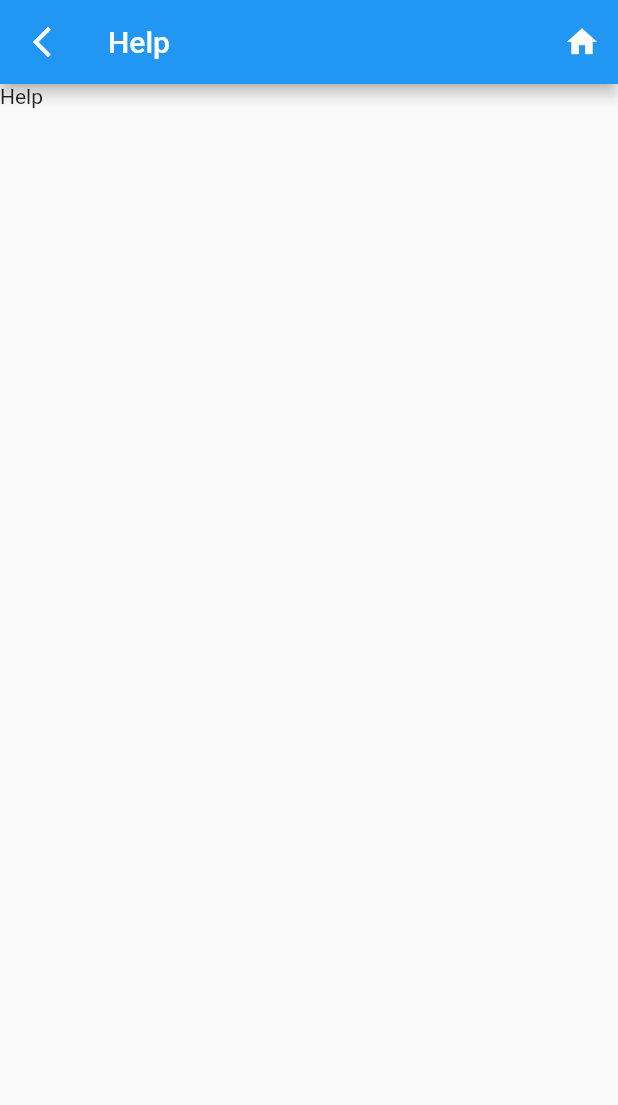
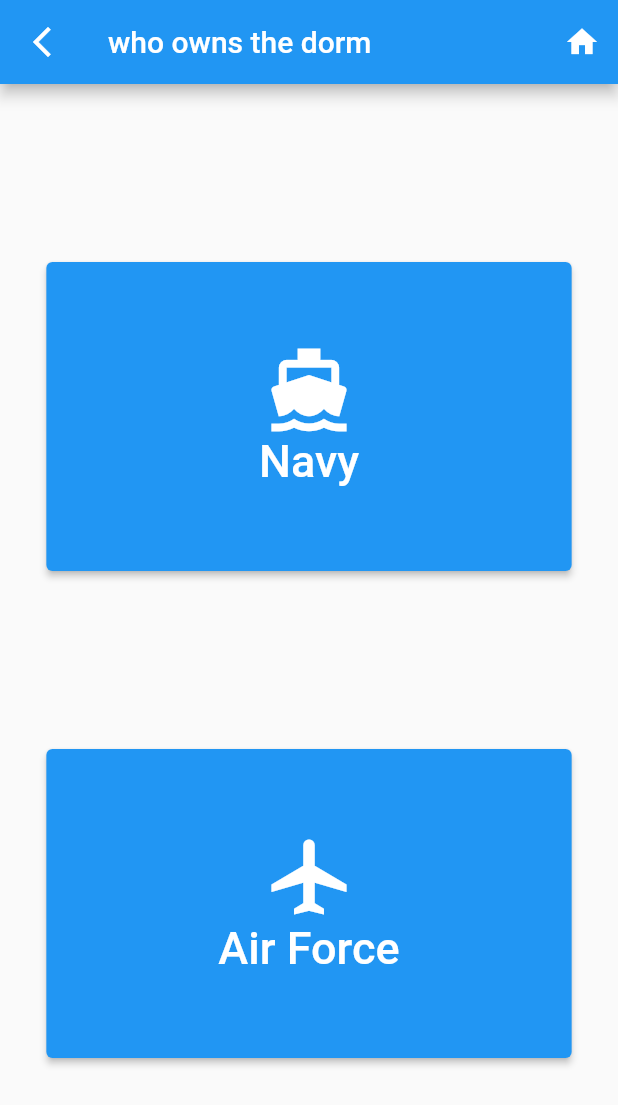
Before and after one commit to Aaron-m-ram/Flutter-Dormitory, a Flutter app: the screen it shows after launch, after a tap on "Help", on a phone screen of 412 x 824 dp. Shown: the top 1105 px of the screen. Run offline on Flutter 3.47's test engine with Material 2 defaults, Android fonts, the phone set to English and light mode, and no system bars.

Commit message:
Dorm Navy vs AF
made the choice page where you choose either navy or air force

```diff
--- a/flutter_dorm/lib/help.dart
+++ b/flutter_dorm/lib/help.dart
@@ -1,5 +1,7 @@
 import 'package:flutter/material.dart';
 import 'package:flutter_dorm/main.dart';
+
+import 'package:flutter_dorm/resources.dart';
 
 class Help extends StatefulWidget {
   const Help({super.key});
@@ -11,9 +13,11 @@
 class _HelpState extends State<Help> {
   @override
   Widget build(BuildContext context) {
+    double deviceWidth = MediaQuery.of(context).size.width;
+    double deviceHeight = MediaQuery.of(context).size.height;
     return Scaffold(
         appBar: AppBar(
-        title: const Text("Help"),
+          title: const Text("who owns the dorm"),
           automaticallyImplyLeading: false,
           leading: IconButton(
             onPressed: () {
@@ -25,14 +29,71 @@
             IconButton(
                 onPressed: () {
                   Navigator.pop(context, true);
-                Navigator.pushReplacement(context,
-                    MaterialPageRoute(builder: (context) => const RootPage()));
+                  Navigator.pushReplacement(
+                      context,
+                      MaterialPageRoute(
+                          builder: (context) => const RootPage()));
                   //debugPrint('I wanna got hooooommmmemeee');
                 },
                 icon: const Icon(Icons.home))
           ],
         ),
-      body: Text('Help'),
+        body: Center(
+          child: Column(
+              mainAxisAlignment: MainAxisAlignment.spaceAround,
+              children: [
+                const Spacer(),
+                ElevatedButton(
+                    style: ElevatedButton.styleFrom(
+                      minimumSize: Size(deviceWidth * .85, deviceHeight * .25),
+                    ),
+                    onPressed: () {
+                      //launchUrl(urlMaintx);
+                      debugPrint("You pressed maintx");
+                    },
+                    child: Column(
+                      children: const [
+                        Icon(
+                          Icons.directions_boat,
+                          size: 60,
+                        ),
+                        Text(
+                          'Navy',
+                          style: TextStyle(fontSize: 30),
+                        ),
+                      ],
+                    )),
+                const Spacer(),
+                ElevatedButton(
+                  style: ElevatedButton.styleFrom(
+                    minimumSize: Size(deviceWidth * .85, deviceHeight * .25),
+                    //padding: const EdgeInsets.all(100.0),
+                  ),
+                  onPressed: () {
+                    Navigator.of(context).push(
+                      MaterialPageRoute(
+                        builder: (BuildContext context) {
+                          return const Resources();
+                        },
+                      ),
                     );
+                    debugPrint("You pressed Resources");
+                  },
+                  child: Column(
+                    children: const [
+                      Icon(
+                        Icons.airplanemode_active,
+                        size: 60,
+                      ),
+                      Text(
+                        'Air Force',
+                        style: TextStyle(fontSize: 30),
+                      ),
+                    ],
+                  ), /* */
+                ),
+                const Spacer(),
+              ]),
+        ));
   }
 }
--- a/flutter_dorm/lib/main.dart
+++ b/flutter_dorm/lib/main.dart
@@ -50,7 +50,7 @@
         onDestinationSelected: (int index) {
           setState(() {
             currentPage = index;
-            debugPrint("this is where we are at ${currentPage}");
+            debugPrint("this is where we are at $currentPage");
           });
         },
         selectedIndex: currentPage,
```
Also changed, not shown: flutter_dorm/lib/navy_dorm_choice.dart (added, +15 -0 lines). Lines whose indentation alone changed are shown as unchanged.
